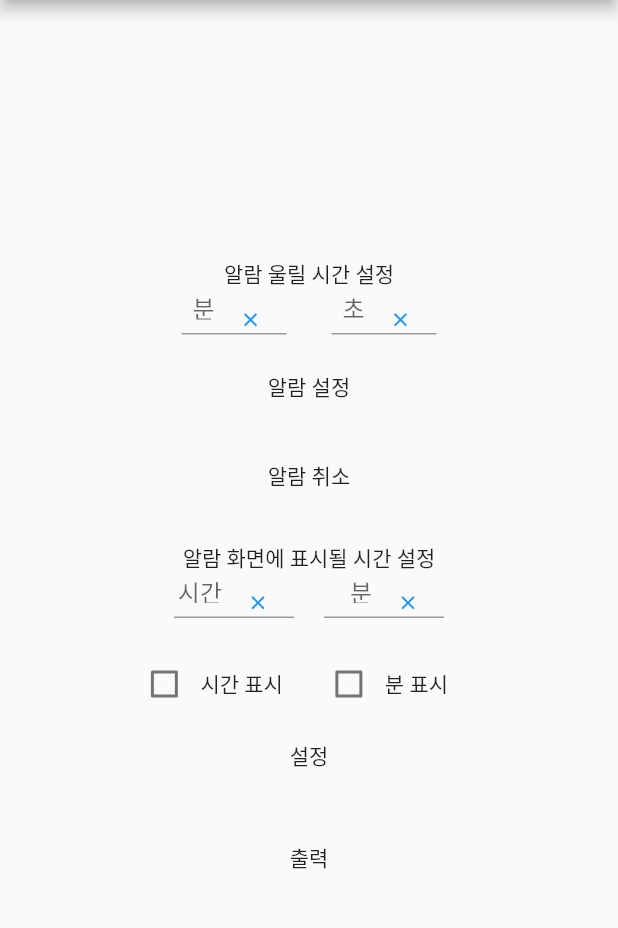
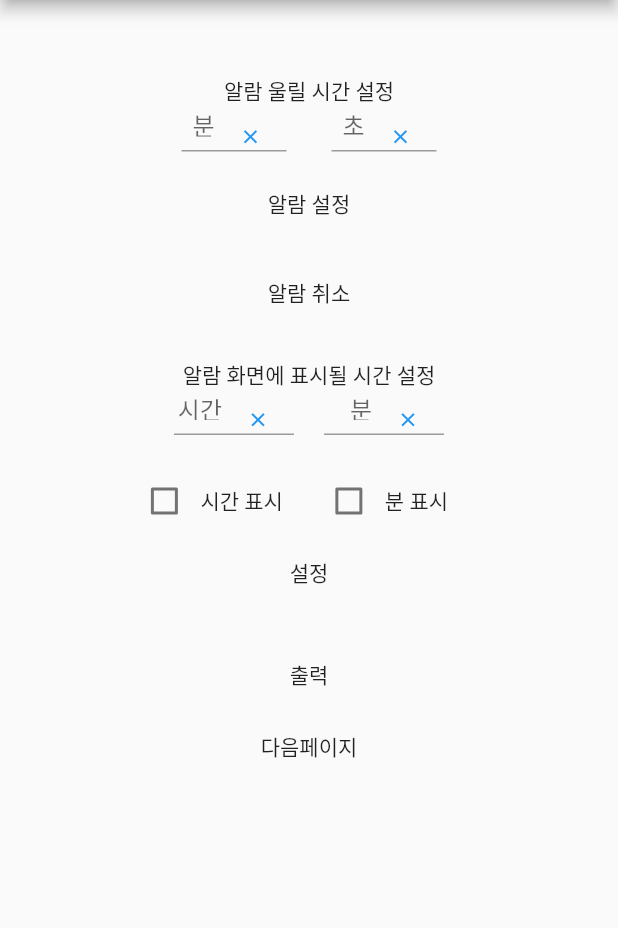
Before and after one commit to juhwan976/Alarm_test, a Flutter app: the screen it shows after launch, on a phone screen of 412 x 824 dp, the part 84-1012 px from its top. Run offline on Flutter 3.47's test engine with Material 2 defaults, Android fonts, the phone set to English and light mode, and no system bars.

Commit message:
파일 추가

```diff
--- a/lib/main.dart
+++ b/lib/main.dart
@@ -5,6 +5,7 @@ import 'package:flutter/material.dart';
 
 import 'AlarmInfo.dart';
 import 'AlarmPage.dart';
+import 'SecondPage.dart';
 
 void main() {
   runApp(MyApp());
@@ -45,8 +46,7 @@ class _MyHomePageState extends State<MyHomePage> {
   StreamController<Duration> _dateController =
   new StreamController<Duration>.broadcast();
 
-  TextEditingController _minController =
-  new TextEditingController(text: null);
+  TextEditingController _minController = new TextEditingController(text: null);
   TextEditingController _secondController =
   new TextEditingController(text: null);
 
@@ -117,13 +117,15 @@ class _MyHomePageState extends State<MyHomePage> {
   }
 
   Widget _buildPage() {
-
-    return Center(
-      child: Column(
-        mainAxisAlignment: MainAxisAlignment.center,
+    return ListView(
       children: <Widget>[
         Container(
+          height: 50,
+        ),
+        Container(
+          child: Center(
             child: Text('알람 울릴 시간 설정'),
+          ),
         ),
         Container(
           height: 10,
@@ -199,8 +201,7 @@ class _MyHomePageState extends State<MyHomePage> {
                     : () {
                   FocusScopeNode currentFocus = FocusScope.of(context);
                   currentFocus.unfocus();
-                          _setAlarm(_minController,
-                              _secondController);
+                  _setAlarm(_minController, _secondController);
                 },
               );
             },
@@ -223,7 +224,9 @@ class _MyHomePageState extends State<MyHomePage> {
           height: 20,
         ),
         Container(
+          child: Center(
             child: Text('알람 화면에 표시될 시간 설정'),
+          ),
         ),
         Container(
           height: 10,
@@ -334,12 +337,10 @@ class _MyHomePageState extends State<MyHomePage> {
               _alarmInfo = new AlarmInfo(
                 useHour: _useHour,
                 useMinute: _useMin,
-                  beforeHour: int.parse(
-                      (_displayHourController.text.length == 0)
+                beforeHour: int.parse((_displayHourController.text.length == 0)
                     ? '0'
                     : _displayHourController.text),
-                  beforeMinute: int.parse(
-                      (_displayMinController.text.length == 0)
+                beforeMinute: int.parse((_displayMinController.text.length == 0)
                     ? '0'
                     : _displayMinController.text),
               );
@@ -386,8 +387,22 @@ class _MyHomePageState extends State<MyHomePage> {
             );
           },
         ),
+        Container(
+          child: FlatButton(
+            child: Text('다음페이지'),
+            onPressed: () {
+              Navigator.push(
+                context,
+                MaterialPageRoute(
+                  builder: (context) {
+                    return SecondPage();
+                  },
+                ),
+              );
+            },
+          ),
+        ),
       ],
-      ),
     );
   }
 
```
Also changed, not shown: lib/SecondPage.dart (added, +21 -0 lines). Lines whose indentation alone changed are shown as unchanged.
